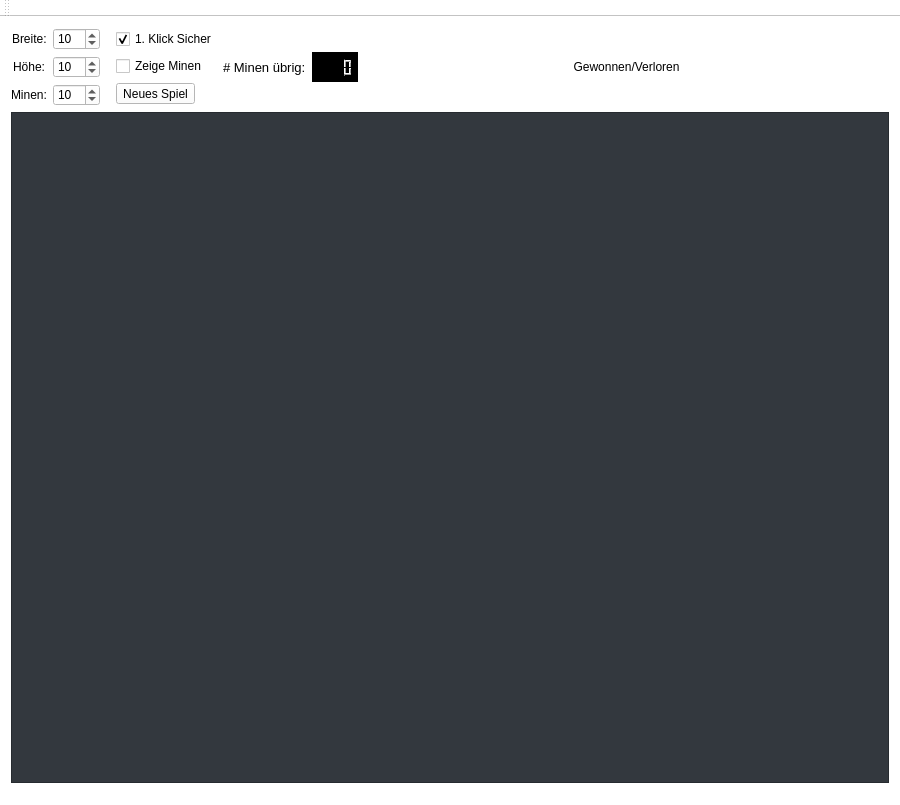
Above: mainwindow.ui from skullbox305/Minesweeper-Solver before the change. Below: the same form after it.
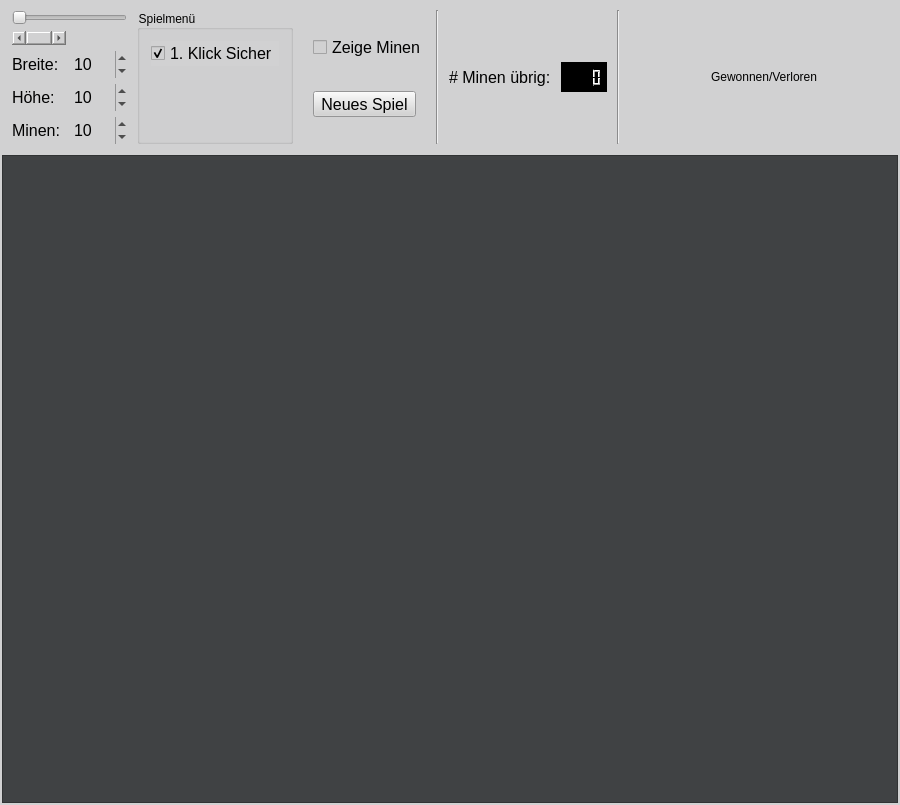
That is the form after the change. Icons and pictures are not drawn.

```diff
--- a/mainwindow.ui
+++ b/mainwindow.ui
@@ -16,27 +16,27 @@
      <colorrole role="Button">
       <brush brushstyle="SolidPattern">
        <color alpha="255">
-        <red>255</red>
-        <green>255</green>
-        <blue>255</blue>
+        <red>209</red>
+        <green>209</green>
+        <blue>210</blue>
        </color>
       </brush>
      </colorrole>
      <colorrole role="Base">
       <brush brushstyle="SolidPattern">
        <color alpha="255">
-        <red>255</red>
-        <green>255</green>
-        <blue>255</blue>
+        <red>209</red>
+        <green>209</green>
+        <blue>210</blue>
        </color>
       </brush>
      </colorrole>
      <colorrole role="Window">
       <brush brushstyle="SolidPattern">
        <color alpha="255">
-        <red>255</red>
-        <green>255</green>
-        <blue>255</blue>
+        <red>209</red>
+        <green>209</green>
+        <blue>210</blue>
        </color>
       </brush>
      </colorrole>
@@ -45,27 +45,27 @@
      <colorrole role="Button">
       <brush brushstyle="SolidPattern">
        <color alpha="255">
-        <red>255</red>
-        <green>255</green>
-        <blue>255</blue>
+        <red>209</red>
+        <green>209</green>
+        <blue>210</blue>
        </color>
       </brush>
      </colorrole>
      <colorrole role="Base">
       <brush brushstyle="SolidPattern">
        <color alpha="255">
-        <red>255</red>
-        <green>255</green>
-        <blue>255</blue>
+        <red>209</red>
+        <green>209</green>
+        <blue>210</blue>
        </color>
       </brush>
      </colorrole>
      <colorrole role="Window">
       <brush brushstyle="SolidPattern">
        <color alpha="255">
-        <red>255</red>
-        <green>255</green>
-        <blue>255</blue>
+        <red>209</red>
+        <green>209</green>
+        <blue>210</blue>
        </color>
       </brush>
      </colorrole>
@@ -74,27 +74,27 @@
      <colorrole role="Button">
       <brush brushstyle="SolidPattern">
        <color alpha="255">
-        <red>255</red>
-        <green>255</green>
-        <blue>255</blue>
+        <red>209</red>
+        <green>209</green>
+        <blue>210</blue>
        </color>
       </brush>
      </colorrole>
      <colorrole role="Base">
       <brush brushstyle="SolidPattern">
        <color alpha="255">
-        <red>255</red>
-        <green>255</green>
-        <blue>255</blue>
+        <red>209</red>
+        <green>209</green>
+        <blue>210</blue>
        </color>
       </brush>
      </colorrole>
      <colorrole role="Window">
       <brush brushstyle="SolidPattern">
        <color alpha="255">
-        <red>255</red>
-        <green>255</green>
-        <blue>255</blue>
+        <red>209</red>
+        <green>209</green>
+        <blue>210</blue>
        </color>
       </brush>
      </colorrole>
@@ -109,64 +109,130 @@
     <normaloff>:/images/mine_logo.png</normaloff>:/images/mine_logo.png</iconset>
   </property>
   <property name="styleSheet">
-   <string notr="true">background-color: rgb(255, 255, 255);</string>
+   <string notr="true">background-color: rgb(209, 209, 210);</string>
   </property>
   <property name="toolButtonStyle">
    <enum>Qt::ToolButtonIconOnly</enum>
   </property>
   <widget class="QWidget" name="centralWidget">
    <property name="styleSheet">
-    <string notr="true">QPushButton {
-	border:  1px, hidden;
-}
-	background-color: rgb(207, 207, 208);</string>
+    <string notr="true">background-color: rgb(209, 209, 210);</string>
    </property>
-   <layout class="QGridLayout" name="gridLayout" rowstretch="0,10,0,0">
+   <layout class="QGridLayout" name="gridLayout" rowstretch="0,0,0,1">
+    <property name="leftMargin">
+     <number>2</number>
+    </property>
+    <property name="topMargin">
+     <number>0</number>
+    </property>
+    <property name="rightMargin">
+     <number>2</number>
+    </property>
     <property name="bottomMargin">
+     <number>2</number>
+    </property>
+    <property name="horizontalSpacing">
      <number>0</number>
     </property>
+    <property name="verticalSpacing">
+     <number>1</number>
+    </property>
     <item row="0" column="0">
-     <layout class="QGridLayout" name="GameMenu" columnstretch="1,0,0,0,0,0,10">
+     <layout class="QGridLayout" name="GameMenu" rowstretch="0" columnstretch="0,0,0,0,0,0,0,1">
       <property name="sizeConstraint">
        <enum>QLayout::SetDefaultConstraint</enum>
       </property>
+      <property name="leftMargin">
+       <number>10</number>
+      </property>
+      <property name="topMargin">
+       <number>10</number>
+      </property>
+      <property name="bottomMargin">
+       <number>10</number>
+      </property>
+      <property name="horizontalSpacing">
+       <number>10</number>
+      </property>
+      <property name="verticalSpacing">
+       <number>0</number>
+      </property>
       <item row="0" column="0">
-       <layout class="QFormLayout" name="GameSize">
+       <layout class="QGridLayout" name="gridLayout_3">
         <property name="sizeConstraint">
          <enum>QLayout::SetFixedSize</enum>
         </property>
-        <property name="labelAlignment">
-         <set>Qt::AlignCenter</set>
-        </property>
-        <property name="formAlignment">
-         <set>Qt::AlignHCenter|Qt::AlignTop</set>
-        </property>
+        <item row="0" column="0" colspan="2">
+         <widget class="QSlider" name="horizontalSlider">
+          <property name="minimum">
+           <number>9</number>
+          </property>
+          <property name="maximum">
+           <number>30</number>
+          </property>
+          <property name="orientation">
+           <enum>Qt::Horizontal</enum>
+          </property>
+         </widget>
+        </item>
         <item row="1" column="0">
+         <widget class="QScrollBar" name="horizontalScrollBar">
+          <property name="minimum">
+           <number>9</number>
+          </property>
+          <property name="maximum">
+           <number>30</number>
+          </property>
+          <property name="orientation">
+           <enum>Qt::Horizontal</enum>
+          </property>
+         </widget>
+        </item>
+        <item row="2" column="0">
          <widget class="QLabel" name="fieldWidthLabel">
+          <property name="font">
+           <font>
+            <family>Arial</family>
+            <pointsize>12</pointsize>
+            <weight>50</weight>
+            <bold>false</bold>
+           </font>
+          </property>
           <property name="text">
            <string>Breite:</string>
           </property>
          </widget>
         </item>
-        <item row="2" column="0">
-         <widget class="QLabel" name="fieldHeightLabel">
-          <property name="text">
-           <string>Höhe:</string>
-          </property>
-         </widget>
-        </item>
-        <item row="3" column="0">
-         <widget class="QLabel" name="mineAmountLabel">
-          <property name="text">
-           <string>Minen:</string>
-          </property>
-         </widget>
-        </item>
-        <item row="1" column="1">
+        <item row="2" column="1">
          <widget class="QSpinBox" name="fieldWidth">
+          <property name="font">
+           <font>
+            <family>Arial</family>
+            <pointsize>12</pointsize>
+            <weight>50</weight>
+            <bold>false</bold>
+            <stylestrategy>PreferDefault</stylestrategy>
+            <kerning>true</kerning>
+           </font>
+          </property>
+          <property name="cursor">
+           <cursorShape>ArrowCursor</cursorShape>
+          </property>
+          <property name="focusPolicy">
+           <enum>Qt::ClickFocus</enum>
+          </property>
           <property name="toolTip">
            <string>Maximal 30 </string>
           </property>
+          <property name="wrapping">
+           <bool>false</bool>
+          </property>
+          <property name="frame">
+           <bool>false</bool>
+          </property>
+          <property name="keyboardTracking">
+           <bool>true</bool>
+          </property>
           <property name="minimum">
            <number>9</number>
           </property>
@@ -178,11 +244,37 @@
           </property>
          </widget>
         </item>
-        <item row="2" column="1">
+        <item row="3" column="0">
+         <widget class="QLabel" name="fieldHeightLabel">
+          <property name="font">
+           <font>
+            <family>Arial</family>
+            <pointsize>12</pointsize>
+            <weight>50</weight>
+            <bold>false</bold>
+           </font>
+          </property>
+          <property name="text">
+           <string>Höhe:</string>
+          </property>
+         </widget>
+        </item>
+        <item row="3" column="1">
          <widget class="QSpinBox" name="fieldHeigth">
+          <property name="font">
+           <font>
+            <family>Arial</family>
+            <pointsize>12</pointsize>
+            <weight>50</weight>
+            <bold>false</bold>
+           </font>
+          </property>
           <property name="toolTip">
            <string>Maximal 24</string>
           </property>
+          <property name="frame">
+           <bool>false</bool>
+          </property>
           <property name="minimum">
            <number>9</number>
           </property>
@@ -194,11 +286,37 @@
           </property>
          </widget>
         </item>
-        <item row="3" column="1">
+        <item row="4" column="0">
+         <widget class="QLabel" name="mineAmountLabel">
+          <property name="font">
+           <font>
+            <family>Arial</family>
+            <pointsize>12</pointsize>
+            <weight>50</weight>
+            <bold>false</bold>
+           </font>
+          </property>
+          <property name="text">
+           <string>Minen:</string>
+          </property>
+         </widget>
+        </item>
+        <item row="4" column="1">
          <widget class="QSpinBox" name="mineAmount">
+          <property name="font">
+           <font>
+            <family>Arial</family>
+            <pointsize>12</pointsize>
+            <weight>50</weight>
+            <bold>false</bold>
+           </font>
+          </property>
           <property name="toolTip">
            <string>Maximal 667</string>
           </property>
+          <property name="frame">
+           <bool>false</bool>
+          </property>
           <property name="minimum">
            <number>1</number>
           </property>
@@ -212,10 +330,72 @@
         </item>
        </layout>
       </item>
+      <item row="0" column="1">
+       <widget class="QGroupBox" name="groupBox">
+        <property name="title">
+         <string>Spielmenü</string>
+        </property>
+        <layout class="QFormLayout" name="formLayout">
+         <item row="0" column="0">
+          <widget class="QCheckBox" name="firstClickSafe">
+           <property name="font">
+            <font>
+             <family>Arial</family>
+             <pointsize>12</pointsize>
+             <weight>50</weight>
+             <bold>false</bold>
+            </font>
+           </property>
+           <property name="text">
+            <string>1. Klick Sicher</string>
+           </property>
+           <property name="checked">
+            <bool>true</bool>
+           </property>
+           <property name="tristate">
+            <bool>false</bool>
+           </property>
+          </widget>
+         </item>
+        </layout>
+       </widget>
+      </item>
       <item row="0" column="6">
+       <widget class="Line" name="line_2">
+        <property name="orientation">
+         <enum>Qt::Vertical</enum>
+        </property>
+       </widget>
+      </item>
+      <item row="0" column="4">
+       <widget class="QLabel" name="label_4">
+        <property name="font">
+         <font>
+          <family>Arial</family>
+          <pointsize>12</pointsize>
+          <weight>50</weight>
+          <bold>false</bold>
+         </font>
+        </property>
+        <property name="text">
+         <string># Minen übrig:</string>
+        </property>
+       </widget>
+      </item>
+      <item row="0" column="3">
+       <widget class="Line" name="line">
+        <property name="orientation">
+         <enum>Qt::Vertical</enum>
+        </property>
+       </widget>
+      </item>
+      <item row="0" column="7">
        <layout class="QGridLayout" name="Spacer2">
         <item row="1" column="0">
          <widget class="QLabel" name="gameStatus">
+          <property name="styleSheet">
+           <string notr="true"/>
+          </property>
           <property name="text">
            <string>Gewonnen/Verloren</string>
           </property>
@@ -226,55 +406,6 @@
         </item>
        </layout>
       </item>
-      <item row="0" column="1">
-       <layout class="QVBoxLayout" name="GameOptions">
-        <property name="sizeConstraint">
-         <enum>QLayout::SetFixedSize</enum>
-        </property>
-        <property name="leftMargin">
-         <number>10</number>
-        </property>
-        <item>
-         <widget class="QCheckBox" name="firstClickSafe">
-          <property name="text">
-           <string>1. Klick Sicher</string>
-          </property>
-          <property name="checked">
-           <bool>true</bool>
-          </property>
-          <property name="tristate">
-           <bool>false</bool>
-          </property>
-         </widget>
-        </item>
-        <item>
-         <widget class="QCheckBox" name="showMines">
-          <property name="text">
-           <string>Zeige Minen</string>
-          </property>
-         </widget>
-        </item>
-        <item>
-         <widget class="QToolButton" name="newGame">
-          <property name="toolTip">
-           <string/>
-          </property>
-          <property name="text">
-           <string>Neues Spiel</string>
-          </property>
-          <property name="checkable">
-           <bool>false</bool>
-          </property>
-          <property name="toolButtonStyle">
-           <enum>Qt::ToolButtonIconOnly</enum>
-          </property>
-          <property name="autoRaise">
-           <bool>false</bool>
-          </property>
-         </widget>
-        </item>
-       </layout>
-      </item>
       <item row="0" column="5">
        <widget class="QLCDNumber" name="lcdFlagCount">
         <property name="enabled">
@@ -307,18 +438,56 @@
         </property>
        </widget>
       </item>
-      <item row="0" column="4">
-       <widget class="QLabel" name="label_4">
-        <property name="font">
-         <font>
-          <family>Arial</family>
-          <pointsize>10</pointsize>
-         </font>
+      <item row="0" column="2">
+       <layout class="QVBoxLayout" name="GameOptions">
+        <property name="sizeConstraint">
+         <enum>QLayout::SetFixedSize</enum>
         </property>
-        <property name="text">
-         <string># Minen übrig:</string>
+        <property name="leftMargin">
+         <number>10</number>
         </property>
-       </widget>
+        <item>
+         <widget class="QCheckBox" name="showMines">
+          <property name="font">
+           <font>
+            <pointsize>12</pointsize>
+            <weight>50</weight>
+            <bold>false</bold>
+           </font>
+          </property>
+          <property name="text">
+           <string>Zeige Minen</string>
+          </property>
+         </widget>
+        </item>
+        <item>
+         <widget class="QToolButton" name="newGame">
+          <property name="font">
+           <font>
+            <family>Arial</family>
+            <pointsize>12</pointsize>
+            <weight>50</weight>
+            <bold>false</bold>
+           </font>
+          </property>
+          <property name="toolTip">
+           <string/>
+          </property>
+          <property name="text">
+           <string>Neues Spiel</string>
+          </property>
+          <property name="checkable">
+           <bool>false</bool>
+          </property>
+          <property name="toolButtonStyle">
+           <enum>Qt::ToolButtonIconOnly</enum>
+          </property>
+          <property name="autoRaise">
+           <bool>false</bool>
+          </property>
+         </widget>
+        </item>
+       </layout>
       </item>
      </layout>
     </item>
@@ -340,7 +509,7 @@
        </size>
       </property>
       <property name="styleSheet">
-       <string notr="true">background-color: rgb(51, 56, 62);</string>
+       <string notr="true">background-color: rgb(64, 66, 68);</string>
       </property>
       <property name="verticalScrollBarPolicy">
        <enum>Qt::ScrollBarAsNeeded</enum>
@@ -359,8 +528,8 @@
         <rect>
          <x>0</x>
          <y>0</y>
-         <width>880</width>
-         <height>680</height>
+         <width>894</width>
+         <height>645</height>
         </rect>
        </property>
        <property name="sizePolicy">
@@ -379,11 +548,35 @@
         <property name="sizeConstraint">
          <enum>QLayout::SetDefaultConstraint</enum>
         </property>
+        <property name="leftMargin">
+         <number>7</number>
+        </property>
+        <property name="topMargin">
+         <number>0</number>
+        </property>
+        <property name="rightMargin">
+         <number>7</number>
+        </property>
+        <property name="bottomMargin">
+         <number>0</number>
+        </property>
+        <property name="horizontalSpacing">
+         <number>9</number>
+        </property>
+        <property name="verticalSpacing">
+         <number>8</number>
+        </property>
         <item row="2" column="0">
          <layout class="QGridLayout" name="gridLayout_2">
           <property name="sizeConstraint">
            <enum>QLayout::SetFixedSize</enum>
           </property>
+          <property name="leftMargin">
+           <number>7</number>
+          </property>
+          <property name="rightMargin">
+           <number>7</number>
+          </property>
           <property name="verticalSpacing">
            <number>6</number>
           </property>
@@ -393,19 +586,22 @@
              <enum>QLayout::SetFixedSize</enum>
             </property>
             <property name="leftMargin">
-             <number>5</number>
+             <number>6</number>
             </property>
             <property name="topMargin">
-             <number>20</number>
+             <number>0</number>
             </property>
             <property name="rightMargin">
-             <number>5</number>
+             <number>6</number>
             </property>
             <property name="bottomMargin">
-             <number>5</number>
+             <number>1</number>
             </property>
-            <property name="spacing">
-             <number>5</number>
+            <property name="horizontalSpacing">
+             <number>3</number>
+            </property>
+            <property name="verticalSpacing">
+             <number>7</number>
             </property>
            </layout>
           </item>
@@ -417,15 +613,6 @@
     </item>
    </layout>
   </widget>
-  <widget class="QToolBar" name="mainToolBar">
-   <attribute name="toolBarArea">
-    <enum>TopToolBarArea</enum>
-   </attribute>
-   <attribute name="toolBarBreak">
-    <bool>false</bool>
-   </attribute>
-  </widget>
-  <widget class="QStatusBar" name="statusBar"/>
   <action name="action_Game">
    <property name="text">
     <string>&amp;Game</string>
```
